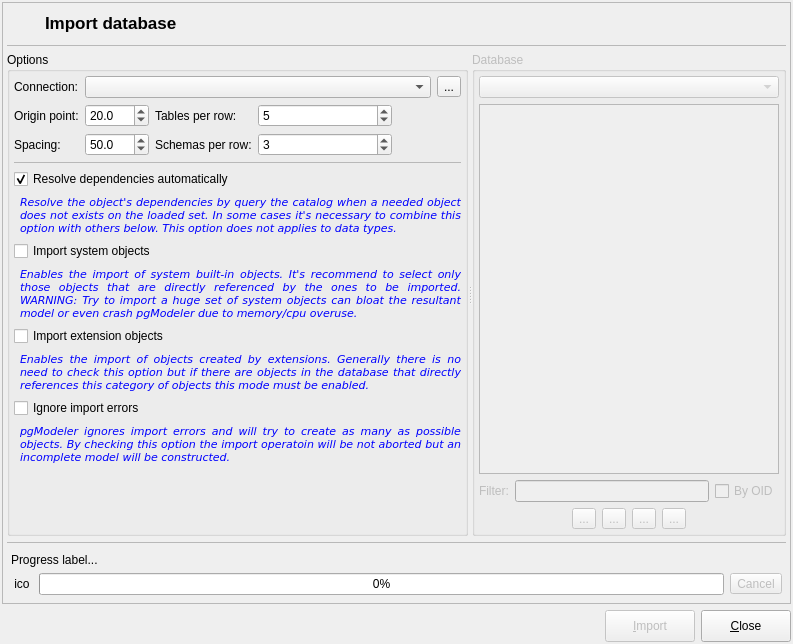
Above: libpgmodeler_ui/ui/databaseimportform.ui from pgmodeler/pgmodeler before the change. Below: the same form after it.
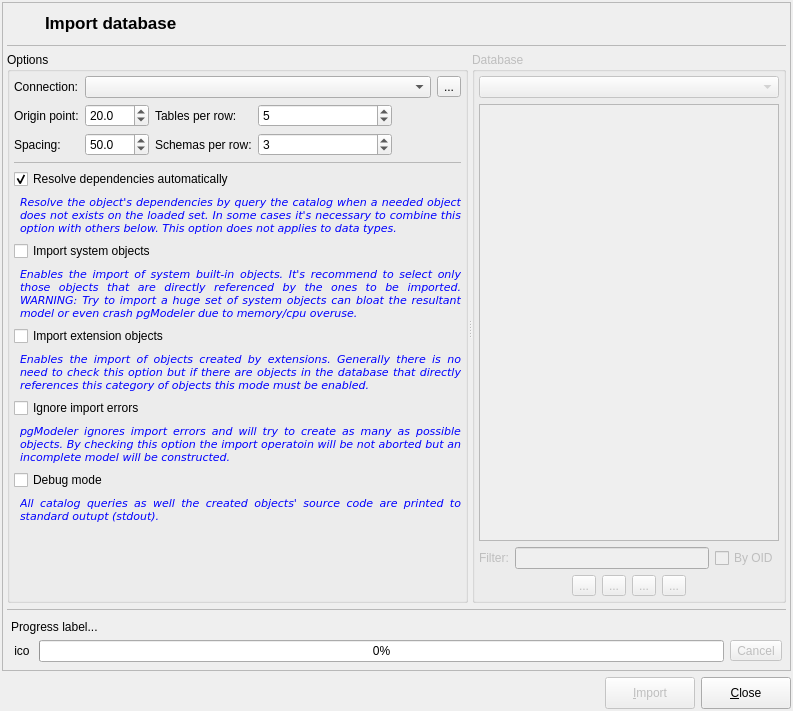
That is the form after the change. Icons and pictures are not drawn.

Commit message:
Minor fixes on catalog queries for PostgreSQL 9.0
Minor fixes on PgSQLType class. User types aren`t removed instead they
are deactivated to avoid reference breaking.

Added an option to debug the import process printing any generated code
to stdout.

Minor fix on SchemaView when selecting the children objects.

The edit to the form file:
```diff
--- a/libpgmodeler_ui/ui/databaseimportform.ui
+++ b/libpgmodeler_ui/ui/databaseimportform.ui
@@ -10,7 +10,7 @@
     <x>0</x>
     <y>0</y>
     <width>793</width>
-    <height>644</height>
+    <height>711</height>
    </rect>
   </property>
   <property name="sizePolicy">
@@ -410,7 +410,7 @@
                   <bool>true</bool>
                  </property>
                  <property name="sizePolicy">
-                  <sizepolicy hsizetype="Expanding" vsizetype="Expanding">
+                  <sizepolicy hsizetype="Expanding" vsizetype="Preferred">
                    <horstretch>0</horstretch>
                    <verstretch>0</verstretch>
                   </sizepolicy>
@@ -841,6 +841,95 @@
                </property>
               </widget>
              </item>
+             <item row="16" column="0" colspan="6">
+              <layout class="QGridLayout" name="gridLayout_10">
+               <item row="0" column="0" colspan="2">
+                <widget class="QCheckBox" name="debug_mode_chk">
+                 <property name="sizePolicy">
+                  <sizepolicy hsizetype="Expanding" vsizetype="Fixed">
+                   <horstretch>0</horstretch>
+                   <verstretch>0</verstretch>
+                  </sizepolicy>
+                 </property>
+                 <property name="text">
+                  <string>Debug mode</string>
+                 </property>
+                </widget>
+               </item>
+               <item row="1" column="1">
+                <widget class="QLabel" name="hint3_lbl_3">
+                 <property name="enabled">
+                  <bool>true</bool>
+                 </property>
+                 <property name="sizePolicy">
+                  <sizepolicy hsizetype="Expanding" vsizetype="Expanding">
+                   <horstretch>0</horstretch>
+                   <verstretch>0</verstretch>
+                  </sizepolicy>
+                 </property>
+                 <property name="palette">
+                  <palette>
+                   <active>
+                    <colorrole role="WindowText">
+                     <brush brushstyle="SolidPattern">
+                      <color alpha="255">
+                       <red>0</red>
+                       <green>0</green>
+                       <blue>255</blue>
+                      </color>
+                     </brush>
+                    </colorrole>
+                   </active>
+                   <inactive>
+                    <colorrole role="WindowText">
+                     <brush brushstyle="SolidPattern">
+                      <color alpha="255">
+                       <red>0</red>
+                       <green>0</green>
+                       <blue>255</blue>
+                      </color>
+                     </brush>
+                    </colorrole>
+                   </inactive>
+                   <disabled>
+                    <colorrole role="WindowText">
+                     <brush brushstyle="SolidPattern">
+                      <color alpha="255">
+                       <red>117</red>
+                       <green>114</green>
+                       <blue>112</blue>
+                      </color>
+                     </brush>
+                    </colorrole>
+                   </disabled>
+                  </palette>
+                 </property>
+                 <property name="font">
+                  <font>
+                   <family>DejaVu Sans</family>
+                   <pointsize>8</pointsize>
+                   <italic>true</italic>
+                  </font>
+                 </property>
+                 <property name="text">
+                  <string>All catalog queries as well the created objects' source code are printed to standard outupt (stdout).</string>
+                 </property>
+                 <property name="textFormat">
+                  <enum>Qt::PlainText</enum>
+                 </property>
+                 <property name="alignment">
+                  <set>Qt::AlignJustify|Qt::AlignTop</set>
+                 </property>
+                 <property name="wordWrap">
+                  <bool>true</bool>
+                 </property>
+                 <property name="indent">
+                  <number>0</number>
+                 </property>
+                </widget>
+               </item>
+              </layout>
+             </item>
             </layout>
            </widget>
            <widget class="QGroupBox" name="database_gb">
```
Left out of the diff: 63 changed lines with no effect on the pictures. The commit also changes 18 other files.
